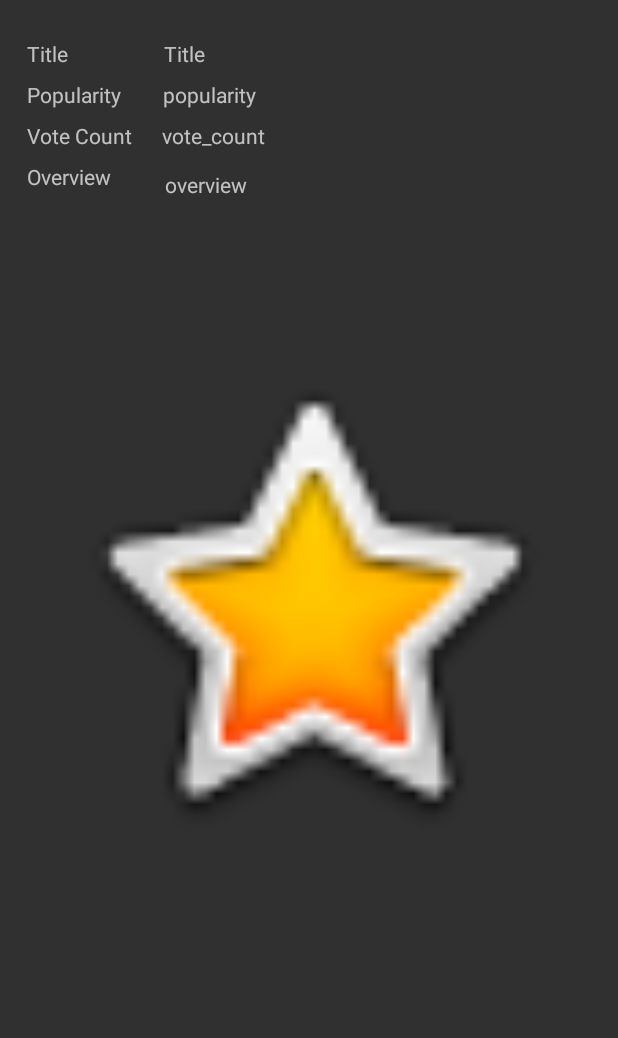
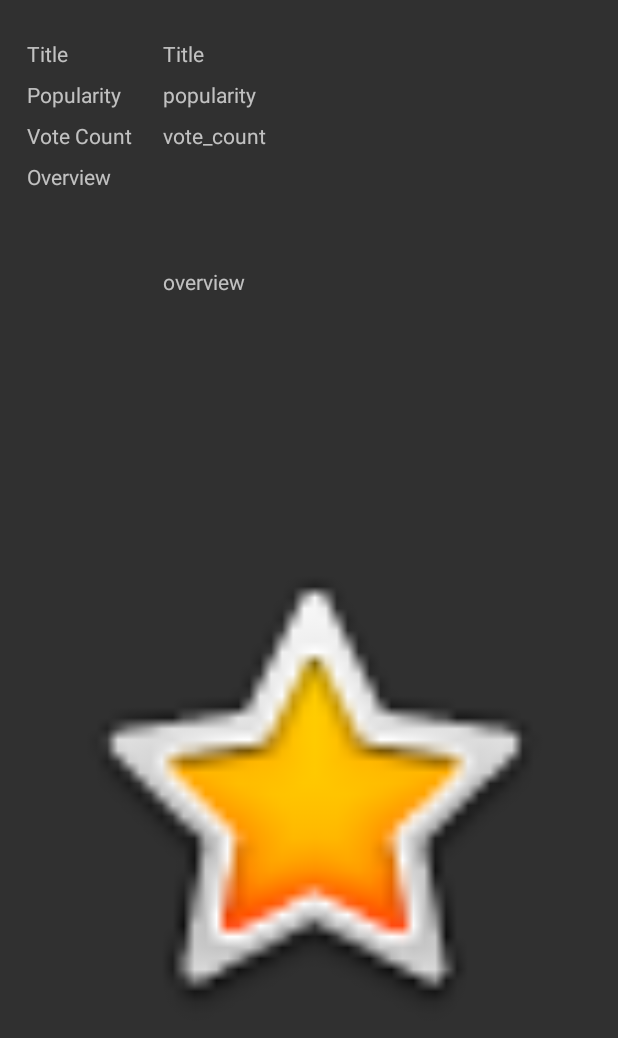
Before and after one commit to johnny3young/SearchMovies, an Android app: the layout item_movie_details.xml on its own in the app's theme, with its tools: preview values and no code run, on a phone screen of 412 x 824 dp. Shown: the top 1038 px of the screen. Run offline under Robolectric (Android 15) with nearby library versions, the phone set to English and light mode, and no system bars.

Commit message:
Item movie details optimized

```diff
--- a/app/src/main/res/layout/item_movie_details.xml
+++ b/app/src/main/res/layout/item_movie_details.xml
@@ -2,6 +2,7 @@
 <android.support.constraint.ConstraintLayout
         xmlns:android="http://schemas.android.com/apk/res/android"
         xmlns:app="http://schemas.android.com/apk/res-auto"
+        xmlns:tools="http://schemas.android.com/tools"
         android:layout_width="match_parent"
         android:orientation="vertical"
         android:padding="0dp"
@@ -20,8 +21,7 @@
             app:layout_constraintEnd_toEndOf="parent"
             android:layout_marginEnd="8dp"
             android:layout_marginTop="8dp"
-            app:layout_constraintTop_toBottomOf="@+id/textViewOverview"
-            app:layout_constraintVertical_bias="0.065"/>
+            app:layout_constraintTop_toBottomOf="@+id/textViewOverview"/>
 
     <TextView
             android:text="Overview"
@@ -58,10 +58,9 @@
             android:hint="vote_count"
             android:layout_width="wrap_content"
             android:layout_height="wrap_content"
-            app:layout_constraintStart_toEndOf="@+id/textView"
-            android:layout_marginStart="20dp"
             android:layout_marginTop="8dp"
             app:layout_constraintTop_toBottomOf="@+id/textViewPopularity"
+            app:layout_constraintStart_toStartOf="@+id/textViewOverview"
             />
 
     <TextView
@@ -69,43 +68,43 @@
             android:hint="Title"
             android:inputType="textMultiLine"
             android:minLines="1"
-            android:layout_width="wrap_content"
+            android:layout_width="0dp"
             android:layout_height="wrap_content"
-            app:layout_constraintStart_toEndOf="@+id/textView3"
-            android:layout_marginStart="48dp"
             android:layout_marginTop="16dp"
             app:layout_constraintTop_toTopOf="parent"
             app:layout_constraintEnd_toEndOf="parent"
             android:layout_marginEnd="8dp"
-            app:layout_constraintHorizontal_bias="0.058"/>
+            app:layout_constraintStart_toStartOf="@+id/textViewPopularity"/>
 
     <TextView
             android:id="@+id/textViewPopularity"
             android:hint="popularity"
             android:layout_width="wrap_content"
             android:layout_height="wrap_content"
-            app:layout_constraintStart_toEndOf="@+id/textView4"
-            android:layout_marginStart="28dp"
             android:layout_marginTop="8dp"
-            app:layout_constraintTop_toBottomOf="@+id/textViewTitle"/>
+            app:layout_constraintTop_toBottomOf="@+id/textViewTitle"
+            app:layout_constraintStart_toStartOf="@+id/textViewOverview"
+            />
 
     <TextView
             android:id="@+id/textViewOverview"
             android:hint="overview"
-            android:layout_width="276dp"
+            android:layout_width="0dp"
             android:layout_height="wrap_content"
             android:layout_alignParentEnd="true"
             android:inputType="textMultiLine"
-            android:padding="5dp"
             android:minLines="3"
             android:textAlignment="inherit"
-            android:layout_marginTop="8dp"
-            app:layout_constraintTop_toBottomOf="@+id/textViewVote_count"
             android:layout_marginEnd="8dp"
             app:layout_constraintEnd_toEndOf="parent"
             app:layout_constraintStart_toEndOf="@+id/textView5"
-            android:layout_marginStart="8dp"
-            app:layout_constraintHorizontal_bias="0.617"/>
+            android:layout_marginStart="34dp"
+            app:layout_constraintHorizontal_bias="0.0"
+            android:layout_marginTop="8dp"
+            app:layout_constraintTop_toBottomOf="@+id/textViewVote_count"
+            android:layout_marginBottom="8dp"
+            app:layout_constraintBottom_toTopOf="@+id/ivMovieDetails"
+            app:layout_constraintVertical_bias="0.0"/>
 
     <TextView
             android:text="Vote Count"
```
